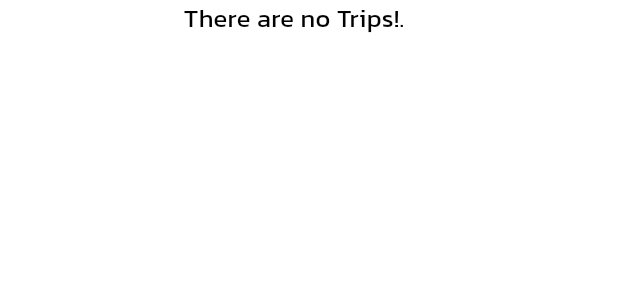
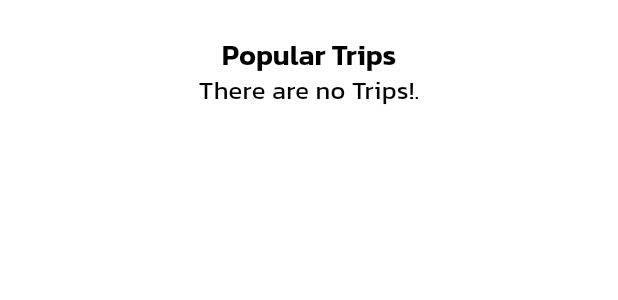
Before and after one commit to mixihuyen/final_year_project, a Flutter app: the PopularTrips widget shown alone on an empty page, opened directly, on a phone screen of 412 x 824 dp. Shown: the top 300 px of the screen. Run offline on Flutter 3.47's test engine with Material 3 defaults, Android fonts, the phone set to English and light mode, and no system bars; our stand-ins replace cached_network_image, carousel_slider, cloud_firestore, connectivity_plus, firebase_auth, firebase_core and 15 more; missing offline and left inert: dart:ffi; accounts and stored records are empty.

```diff
--- a/lib/common/widgets/appbar/tabbar.dart
+++ b/lib/common/widgets/appbar/tabbar.dart
@@ -14,7 +14,7 @@ class TTabbar extends StatelessWidget implements PreferredSizeWidget {
   Widget build(BuildContext context) {
     final dark = THelperFunctions.isDarkMode(context);
     return Material(
-      color: dark? TColors.black : TColors.white,
+      color: dark? TColors.dark : TColors.light,
       child: TabBar(
         tabs: tabs,
         isScrollable: false,
--- a/lib/common/widgets/layouts/grid_layout.dart
+++ b/lib/common/widgets/layouts/grid_layout.dart
@@ -17,7 +17,7 @@ class TGridLayout extends StatelessWidget {
         physics: const NeverScrollableScrollPhysics(),
         gridDelegate: const SliverGridDelegateWithFixedCrossAxisCount(
             crossAxisCount: 1,
-            mainAxisExtent: 425),
+            mainAxisExtent: 420),
         itemBuilder: itemBuilder,
     );
   }
--- a/lib/common/widgets/tickets/ticket_card/ticket_card.dart
+++ b/lib/common/widgets/tickets/ticket_card/ticket_card.dart
@@ -39,7 +39,7 @@ class TTicketCard extends StatelessWidget {
           margin: const EdgeInsets.only(
               top: TSizes.defaultSpace,
               bottom: TSizes.defaultSpace,
-              left: TSizes.defaultSpace),
+              ),
           padding: const EdgeInsets.all(TSizes.defaultSpace),
           decoration: BoxDecoration(
             color: dark ? TColors.textPrimary : TColors.white,
--- a/lib/features/application/controllers/category_controller.dart
+++ b/lib/features/application/controllers/category_controller.dart
@@ -1,5 +1,7 @@
 import 'package:final_year_project/data/repositories/categories/category_repository.dart';
+import 'package:final_year_project/data/repositories/tips/trip_repository.dart';
 import 'package:final_year_project/features/application/models/category_model.dart';
+import 'package:final_year_project/features/application/models/trip_model.dart';
 import 'package:get/get.dart';
 
 import '../../../utils/popups/fulll_screen_loader.dart';
@@ -35,4 +37,14 @@ class CategoryController extends GetxController {
       isLoading.value = false;
     }
   }
+  Future<List<TripModel>> getCategoryTrips({required String categoryId}) async {
+    try{
+      final trips = await TripRepository.instance.getTripForCategory(categoryId: categoryId);
+      return trips;
+    } catch (e) {
+      TLoaders.errorSnackBar(title: 'Oh Snap', message: e.toString());
+      return [];
+    }
+
+  }
 }
--- a/lib/features/application/screens/home/home.dart
+++ b/lib/features/application/screens/home/home.dart
@@ -38,9 +38,6 @@ class HomeScreen extends StatelessWidget {
 
             /// -- Banner
             const TPromoSlider(),
-            //const TSectionHeading(title: TTexts.popularTrips,),
-            Text(TTexts.popularTrips,
-                style: Theme.of(context).textTheme.titleLarge),
             const PopularTrips(),
           ],
         ),
--- a/lib/features/application/screens/home/widgets/popular_trips.dart
+++ b/lib/features/application/screens/home/widgets/popular_trips.dart
@@ -1,3 +1,6 @@
+import 'package:final_year_project/common/widgets/appbar/appbar.dart';
+import 'package:final_year_project/common/widgets/section_heading.dart';
+import 'package:final_year_project/features/application/screens/trips/allTrips.dart';
 import 'package:flutter/cupertino.dart';
 import 'package:flutter/material.dart';
 import 'package:get/get.dart';
@@ -6,6 +9,7 @@ import 'package:get/get_core/src/get_main.dart';
 import '../../../../../common/widgets/layouts/grid_layout.dart';
 import '../../../../../common/widgets/tickets/ticket_card/ticket_card.dart';
 import '../../../../../utils/constants/sizes.dart';
+import '../../../../../utils/constants/text_strings.dart';
 import '../../../controllers/trip_controller.dart';
 import '../../../models/trip_model.dart';
 
@@ -16,9 +20,20 @@ class PopularTrips extends StatelessWidget {
   Widget build(BuildContext context) {
     final controller = Get.put(TripController());
     return SingleChildScrollView(
-        padding: const EdgeInsets.only(right: 20),
-        child: Obx(() {
-          if (controller.isLoading.value) return const Center(child: CircularProgressIndicator());
+        padding: const EdgeInsets.all(TSizes.defaultSpace),
+        child: Column(children: [
+          Text(TTexts.popularTrips,
+              style: Theme.of(context).textTheme.titleLarge),
+          Obx(() {
+            if (controller.isLoading.value) {
+              // Nếu đang tải, hiển thị spinner ở trung tâm
+              return SizedBox(
+                height: MediaQuery.of(context).size.height * 0.5, // Đảm bảo chiều cao đủ lớn để spinner nằm giữa
+                child: const Center(
+                  child: CircularProgressIndicator(),
+                ),
+              );
+            }
             if (controller.allTrips.isEmpty) {
               return Center(
                   child: Text("There are no Trips!.",
@@ -28,6 +43,7 @@ class PopularTrips extends StatelessWidget {
                 itemCount: controller.allTrips.length,
                 itemBuilder: (_, index) =>
                     TTicketCard(trip: controller.allTrips[index]));
-        }));
+          }),
+        ]));
   }
 }
```
Also changed, not shown: lib/data/repositories/tips/trip_repository.dart (+20 -0 lines), lib/features/application/models/trip_category_model.dart (added, +24 -0 lines), lib/features/application/screens/trips/allTrips.dart (+14 -22 lines), lib/features/application/screens/trips/widgets/trip_tab.dart (+30 -11 lines). Lines whose indentation alone changed are shown as unchanged.
